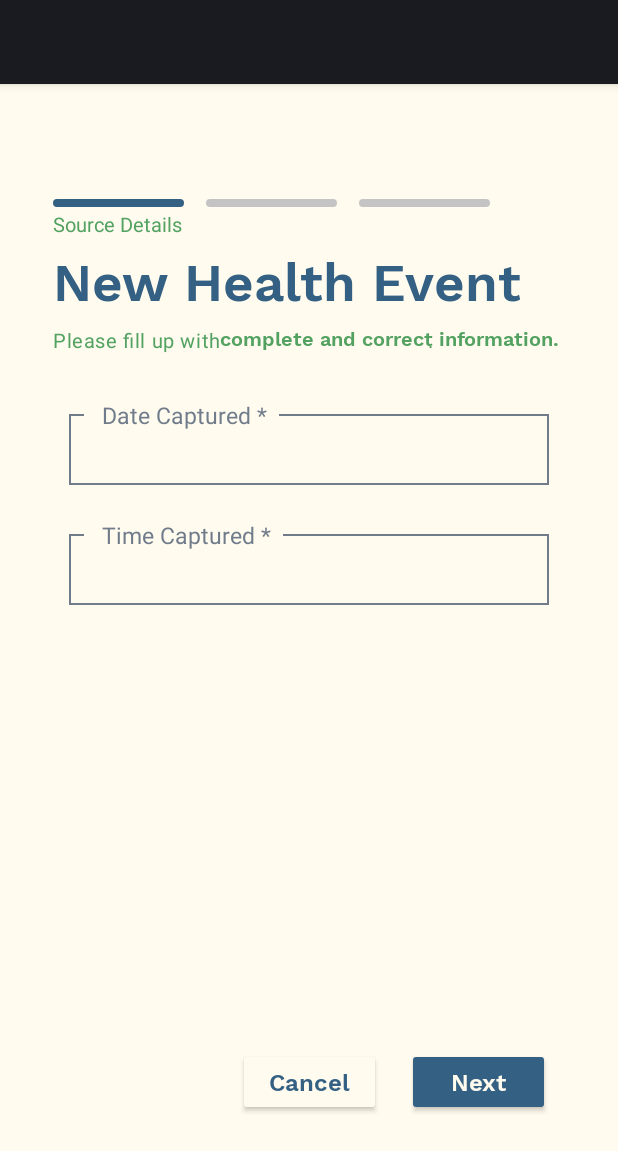
After one commit to hoolyuuh/capstn-mmchd-mobile, an Android app: the layout activity_health_eventa.xml on its own in the app's theme, with its tools: preview values and no code run, on a phone screen of 412 x 824 dp. The commit adds this screen. Shown: the top 1151 px of the screen. Run offline under Robolectric (Android 15) with nearby library versions, the phone set to English and light mode, and no system bars.

Commit message:
M1: ebs wip

```diff
--- a/app/src/main/AndroidManifest.xml
+++ b/app/src/main/AndroidManifest.xml
@@ -9,6 +9,7 @@
         android:roundIcon="@mipmap/ic_launcher_round"
         android:supportsRtl="true"
         android:theme="@style/Theme.IDSRMobile">
+        <activity android:name=".HealthEventActivity"></activity>
         <activity android:name=".MainActivity">
             <intent-filter>
                 <action android:name="android.intent.action.MAIN" />
--- /dev/null
+++ b/app/src/main/java/com/idsr/mobile/HealthEventActivity.java
@@ -0,0 +1,13 @@
+package com.idsr.mobile;
+
+import androidx.appcompat.app.AppCompatActivity;
+
+import android.os.Bundle;
+
+public class HealthEventActivity extends AppCompatActivity {
+
+    @Override
+    protected void onCreate(Bundle savedInstanceState) {
+        super.onCreate(savedInstanceState);
+    }
+}
--- /dev/null
+++ b/app/src/main/res/drawable/bar.xml
@@ -0,0 +1,12 @@
+<?xml version="1.0" encoding="utf-8"?>
+<selector xmlns:android="http://schemas.android.com/apk/res/android">
+
+    <item>
+        <shape android:shape="rectangle">
+            <solid android:color="@color/theme_gray"/>
+            <stroke android:width="0dp"/>
+            <corners android:radius="500dp"/>
+        </shape>
+    </item>
+
+</selector>
--- /dev/null
+++ b/app/src/main/res/drawable/inputbox.xml
@@ -0,0 +1,9 @@
+<?xml version="1.0" encoding="utf-8"?>
+<selector xmlns:android="http://schemas.android.com/apk/res/android">
+    <item>
+        <shape android:shape="rectangle">
+            <stroke android:width="1dp" android:color="@color/theme_darkgray"/>
+            <padding android:left="15dp" android:right="15dp" android:top="5dp" android:bottom="5dp"/>
+        </shape>
+    </item>
+</selector>
--- /dev/null
+++ b/app/src/main/res/font/worksans.xml
@@ -0,0 +1,7 @@
+<?xml version="1.0" encoding="utf-8"?>
+<font-family xmlns:android="http://schemas.android.com/apk/res/android">
+    <font
+        android:fontStyle="normal"
+        android:fontWeight="400"
+        android:font="@font/worksans_regular" />
+</font-family>
--- /dev/null
+++ b/app/src/main/res/layout/activity_health_eventa.xml
@@ -0,0 +1,195 @@
+<?xml version="1.0" encoding="utf-8"?>
+<androidx.constraintlayout.widget.ConstraintLayout xmlns:android="http://schemas.android.com/apk/res/android"
+    xmlns:tools="http://schemas.android.com/tools"
+    android:layout_width="match_parent"
+    android:layout_height="match_parent"
+    xmlns:app="http://schemas.android.com/apk/res-auto"
+    android:background="@color/theme_cream"
+    android:theme="@style/ThemeOverlay.CovID.FullscreenContainer">
+<!--    tools:context=".HealthEventActivity">-->
+
+    <EditText
+        android:id="@+id/ti_capture_date"
+        android:inputType="text"
+        android:layout_width="320dp"
+        android:layout_height="47dp"
+        app:layout_constraintLeft_toLeftOf="parent"
+        app:layout_constraintRight_toRightOf="parent"
+        app:layout_constraintTop_toTopOf="parent"
+        android:layout_marginTop="220dp"
+        android:textSize="18dp"
+        android:focusable="false"
+        style="@style/Input"
+        android:background="@drawable/inputbox"
+        />
+    <TextView
+        android:layout_width="wrap_content"
+        android:layout_height="wrap_content"
+        android:textSize="15dp"
+        android:text="   Date Captured *  "
+        android:textColor="@color/light_gray"
+        android:background="@color/theme_cream"
+        app:layout_constraintTop_toTopOf="@id/ti_capture_date"
+        android:layout_marginTop="-10dp"
+        app:layout_constraintLeft_toLeftOf="@id/ti_capture_date"
+        android:layout_marginLeft="10dp"
+        />
+
+    <EditText
+        android:id="@+id/ti_capture_time"
+        android:inputType="text"
+        android:layout_width="320dp"
+        android:layout_height="47dp"
+        app:layout_constraintLeft_toLeftOf="parent"
+        app:layout_constraintRight_toRightOf="parent"
+        app:layout_constraintTop_toTopOf="@id/ti_capture_date"
+        android:layout_marginTop="80dp"
+        android:textSize="18dp"
+        style="@style/Input"
+        android:background="@drawable/inputbox"
+        />
+    <TextView
+        android:layout_width="wrap_content"
+        android:layout_height="wrap_content"
+        android:textSize="15dp"
+        android:text="   Time Captured *  "
+        android:textColor="@color/light_gray"
+        android:background="@color/theme_cream"
+        app:layout_constraintTop_toTopOf="@id/ti_capture_time"
+        android:layout_marginTop="-10dp"
+        app:layout_constraintLeft_toLeftOf="@id/ti_capture_time"
+        android:layout_marginLeft="10dp"
+        />
+    <TextView
+        android:layout_width="wrap_content"
+        android:layout_height="wrap_content"
+        android:textSize="14dp"
+        android:textColor="@color/light_gray"
+        app:layout_constraintTop_toBottomOf="@id/ti_capture_time"
+        app:layout_constraintLeft_toLeftOf="@id/ti_capture_time"
+        android:layout_marginTop="3dp"
+        />
+
+
+
+
+    <Button
+        android:id="@+id/btn_cancel"
+        android:layout_width="95dp"
+        android:layout_height="45dp"
+        app:layout_constraintRight_toRightOf="parent"
+        app:layout_constraintBottom_toBottomOf="parent"
+        android:layout_marginBottom="80dp"
+        android:layout_marginRight="158dp"
+        android:backgroundTint="@color/theme_cream"
+        style="@style/NoCorner"
+        android:text="Cancel"
+        android:textAlignment="center"
+        android:textSize="16dp"
+        android:fontFamily="@font/worksans_semibold"
+        android:textAllCaps="false"
+        android:textColor="@color/theme_blue"
+        />
+
+    <Button
+        android:id="@+id/btn_next"
+        android:layout_width="95dp"
+        android:layout_height="45dp"
+        app:layout_constraintRight_toRightOf="parent"
+        app:layout_constraintBottom_toBottomOf="parent"
+        android:layout_marginBottom="80dp"
+        android:layout_marginRight="45dp"
+        style="@style/NoCorner"
+        android:backgroundTint="#346083"
+        android:text="Next"
+        android:textAlignment="center"
+        android:textSize="16dp"
+        android:fontFamily="@font/worksans_semibold"
+        android:textAllCaps="false"
+        android:textColor="#FFFBEE"
+        />
+
+    <View
+        android:id="@+id/vi_bar"
+        android:layout_width="87dp"
+        android:layout_height="5.1dp"
+        android:background="@drawable/bar"
+        app:layout_constraintTop_toTopOf="parent"
+        app:layout_constraintLeft_toLeftOf="parent"
+        android:layout_marginTop="76.8dp"
+        android:layout_marginLeft="35.6dp"
+        android:outlineSpotShadowColor="@color/black"
+        android:outlineAmbientShadowColor="@color/black"
+        android:backgroundTint="@color/theme_blue"
+        tools:ignore="MissingConstraints"/>
+
+    <View
+        android:layout_width="87dp"
+        android:layout_height="5.1dp"
+        android:background="@drawable/bar"
+        app:layout_constraintTop_toTopOf="parent"
+        app:layout_constraintLeft_toLeftOf="parent"
+        android:layout_marginTop="76.8dp"
+        android:layout_marginLeft="137.3dp"
+        android:outlineSpotShadowColor="@color/black"
+        android:outlineAmbientShadowColor="@color/black"
+        tools:ignore="MissingConstraints"/>
+
+    <View
+        android:layout_width="87dp"
+        android:layout_height="5.1dp"
+        android:background="@drawable/bar"
+        app:layout_constraintTop_toTopOf="parent"
+        app:layout_constraintLeft_toLeftOf="parent"
+        android:layout_marginTop="76.8dp"
+        android:layout_marginLeft="239dp"
+        android:outlineSpotShadowColor="@color/black"
+        android:outlineAmbientShadowColor="@color/black"
+        tools:ignore="MissingConstraints"/>
+
+    <TextView
+        android:layout_width="wrap_content"
+        android:layout_height="wrap_content"
+        app:layout_constraintTop_toBottomOf="@id/vi_bar"
+        android:text="Source Details"
+        app:layout_constraintLeft_toLeftOf="@id/vi_bar"
+        android:textSize="13dp"
+        android:textColor="@color/theme_green"
+        android:layout_marginTop="2dp"/>
+
+    <TextView
+        android:layout_width="wrap_content"
+        android:layout_height="wrap_content"
+        app:layout_constraintTop_toBottomOf="@id/vi_bar"
+        android:text="New Health Event"
+        app:layout_constraintLeft_toLeftOf="@id/vi_bar"
+        android:textSize="35dp"
+        android:textColor="@color/theme_blue"
+        android:layout_marginTop="23dp"
+        android:fontFamily="@font/worksans_semibold"/>
+
+    <TextView
+        android:layout_width="wrap_content"
+        android:layout_height="wrap_content"
+        app:layout_constraintTop_toBottomOf="@id/vi_bar"
+        android:text="Please fill up with                                     ."
+        app:layout_constraintLeft_toLeftOf="@id/vi_bar"
+        android:textSize="13dp"
+        android:textColor="@color/theme_green"
+        android:layout_marginTop="79dp"
+        android:letterSpacing="0.03"/>
+
+    <TextView
+        android:layout_width="wrap_content"
+        android:layout_height="wrap_content"
+        app:layout_constraintTop_toBottomOf="@id/vi_bar"
+        android:text="complete and correct information."
+        app:layout_constraintLeft_toLeftOf="@id/vi_bar"
+        android:textSize="13dp"
+        android:textColor="@color/theme_green"
+        android:layout_marginTop="78dp"
+        android:layout_marginLeft="111dp"
+        android:letterSpacing="0.0001"
+        android:fontFamily="@font/worksans_semibold"/>
+
+</androidx.constraintlayout.widget.ConstraintLayout>
--- /dev/null
+++ b/app/src/main/res/layout/activity_health_eventb.xml
@@ -0,0 +1,6 @@
+<?xml version="1.0" encoding="utf-8"?>
+<androidx.constraintlayout.widget.ConstraintLayout xmlns:android="http://schemas.android.com/apk/res/android"
+    android:layout_width="match_parent"
+    android:layout_height="match_parent">
+
+</androidx.constraintlayout.widget.ConstraintLayout>
--- /dev/null
+++ b/app/src/main/res/layout/activity_health_eventc.xml
@@ -0,0 +1,6 @@
+<?xml version="1.0" encoding="utf-8"?>
+<androidx.constraintlayout.widget.ConstraintLayout xmlns:android="http://schemas.android.com/apk/res/android"
+    android:layout_width="match_parent"
+    android:layout_height="match_parent">
+
+</androidx.constraintlayout.widget.ConstraintLayout>
--- /dev/null
+++ b/app/src/main/res/values/attrs.xml
@@ -0,0 +1,6 @@
+<resources>
+    <declare-styleable name="FullscreenAttrs">
+        <attr name="fullscreenBackgroundColor" format="color" />
+        <attr name="fullscreenTextColor" format="color" />
+    </declare-styleable>
+</resources>
--- a/app/src/main/res/values/colors.xml
+++ b/app/src/main/res/values/colors.xml
@@ -7,4 +7,18 @@
     <color name="teal_700">#FF018786</color>
     <color name="black">#FF000000</color>
     <color name="white">#FFFFFFFF</color>
+    <color name="light_blue_600">#FF039BE5</color>
+    <color name="light_blue_900">#FF01579B</color>
+    <color name="light_blue_A200">#FF40C4FF</color>
+    <color name="light_blue_A400">#FF00B0FF</color>
+    <color name="black_overlay">#66000000</color>
+    <color name="light_gray">#707C8B</color>
+    <color name="theme_blue">#346083</color>
+    <color name="theme_light_blue">#8BCAE5</color>
+    <color name="theme_green">#53A262</color>
+    <color name="theme_light_green">#CEE9C0</color>
+    <color name="theme_red">#DA4944</color>
+    <color name="theme_cream">#FFFBEE</color>
+    <color name="theme_gray">#C4C4C4</color>
+    <color name="theme_darkgray">#707C8B</color>
 </resources>
--- a/app/src/main/res/values/strings.xml
+++ b/app/src/main/res/values/strings.xml
@@ -1,3 +1 @@
-<resources>
-    <string name="app_name">IDSR Mobile</string>
-</resources>
+<resources></resources>
--- /dev/null
+++ b/app/src/main/res/values/styles.xml
@@ -0,0 +1,27 @@
+<resources>
+
+    <style name="Widget.Theme.CovID.ActionBar.Fullscreen" parent="Widget.AppCompat.ActionBar">
+        <item name="android:background">@color/black_overlay</item>
+    </style>
+
+    <style name="NoCorner" parent="Widget.AppCompat.ActionBar">
+        <item name="cornerRadius">0dp</item>
+    </style>
+
+    <style name="Login" parent="Widget.AppCompat.ActionBar">
+        <item name="cornerRadius">0dp</item>
+        <item name="strokeColor">#346083</item>
+        <item name="strokeWidth">1dp</item>
+    </style>
+
+    <style name="Widget.Theme.CovID.ButtonBar.Fullscreen" parent="">
+        <item name="android:background">@color/black_overlay</item>
+        <item name="android:buttonBarStyle">?android:attr/buttonBarStyle</item>
+    </style>
+
+    <style name="Input" parent="Widget.Design.TextInputLayout">
+        <item name="cornerRadius">0dp</item>
+        <item name="strokeColor">#c3c6ca</item>
+        <item name="strokeWidth">1dp</item>
+    </style>
+</resources>
--- a/app/src/main/res/values/themes.xml
+++ b/app/src/main/res/values/themes.xml
@@ -1,16 +1,33 @@
 <resources xmlns:tools="http://schemas.android.com/tools">
     <!-- Base application theme. -->
-    <style name="Theme.IDSRMobile" parent="Theme.MaterialComponents.DayNight.DarkActionBar">
+    <style name="Theme.CovID" parent="Theme.AppCompat.Light.NoActionBar">
         <!-- Primary brand color. -->
-        <item name="colorPrimary">@color/purple_500</item>
-        <item name="colorPrimaryVariant">@color/purple_700</item>
+        <item name="colorPrimary">#437AA5</item>
+        <item name="colorPrimaryVariant">#346083</item>
         <item name="colorOnPrimary">@color/white</item>
         <!-- Secondary brand color. -->
-        <item name="colorSecondary">@color/teal_200</item>
-        <item name="colorSecondaryVariant">@color/teal_700</item>
-        <item name="colorOnSecondary">@color/black</item>
+        <item name="colorAccent">#53A262</item>
+        <item name="colorSecondaryVariant">#53A262</item>
+        <item name="colorOnSecondary">#FBF3DA</item>
         <!-- Status bar color. -->
         <item name="android:statusBarColor" tools:targetApi="l">?attr/colorPrimaryVariant</item>
         <!-- Customize your theme here. -->
     </style>
+
+    <style name="Theme.CovID.Fullscreen" parent="Theme.CovID">
+        <item name="android:actionBarStyle">@style/Widget.Theme.CovID.ActionBar.Fullscreen</item>
+        <item name="android:windowActionBarOverlay">true</item>
+        <item name="android:windowBackground">@null</item>
+    </style>
+
+    <style name="ThemeOverlay.CovID.FullscreenContainer" parent="Theme.CovID">
+        <item name="fullscreenBackgroundColor">@color/light_blue_600</item>
+        <item name="fullscreenTextColor">@color/light_blue_A200</item>
+    </style>
+    <style name="Theme.CovID.NoActionBar">
+        <item name="windowActionBar">false</item>
+        <item name="windowNoTitle">true</item>
+    </style>
+    <style name="Theme.CovID.AppBarOverlay" parent="ThemeOverlay.AppCompat.Dark.ActionBar" />
+    <style name="Theme.CovID.PopupOverlay" parent="ThemeOverlay.AppCompat.Light" />
 </resources>
```
Also changed, not shown: app/src/main/res/font/worksans_black.ttf (added), app/src/main/res/font/worksans_bold.ttf (added), app/src/main/res/font/worksans_light.ttf (added), app/src/main/res/font/worksans_medium.ttf (added), app/src/main/res/font/worksans_regular.ttf (added), app/src/main/res/font/worksans_semibold.ttf (added), app/src/main/res/font/worksans_thin.ttf (added).
